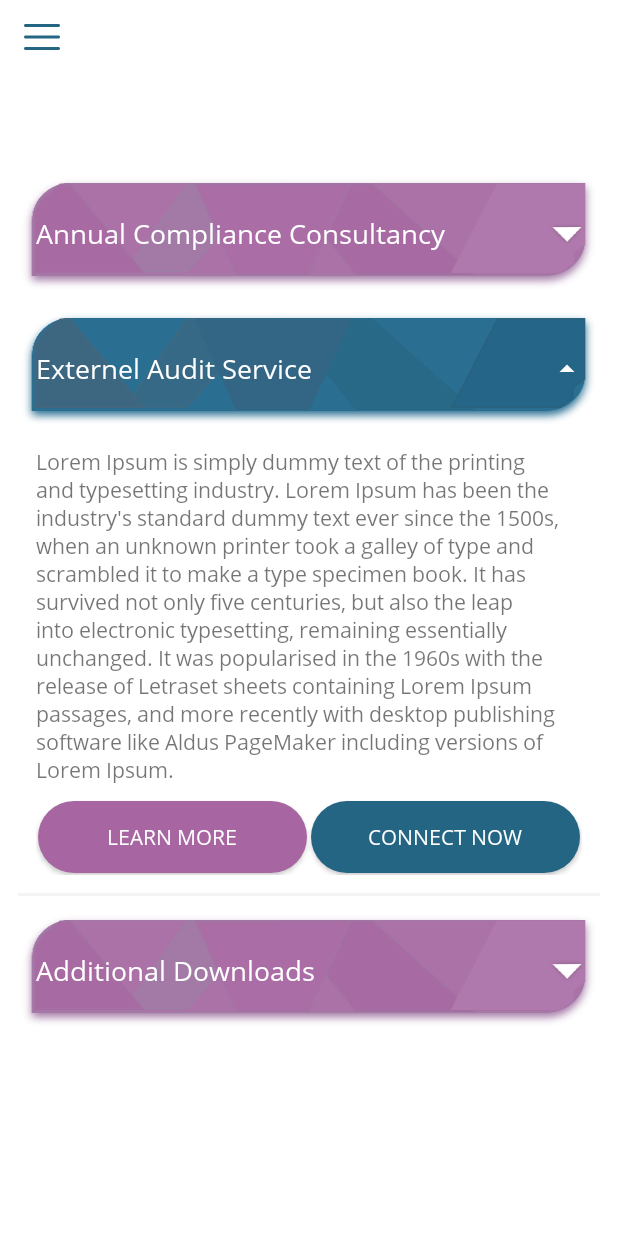
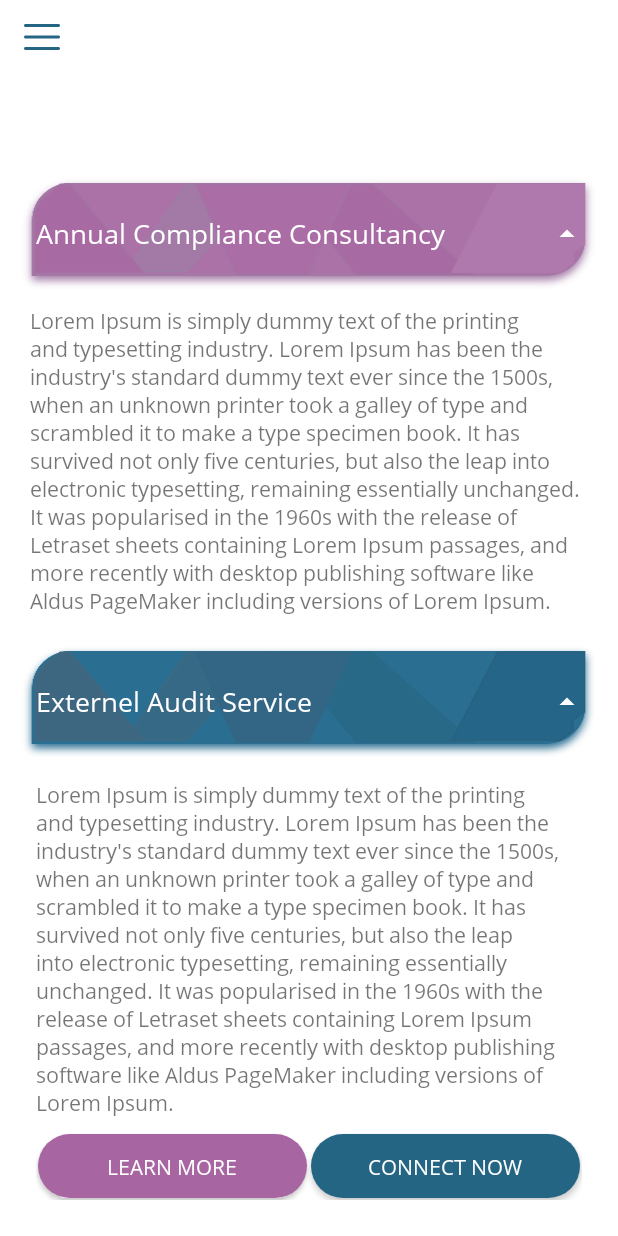
Before and after one commit to raza11409652/right_to_rise, an Android app: the fragment Consultancy placed in its activity, after a tap on "Externel Audit Service", on a phone screen of 412 x 824 dp. Run offline under Robolectric (Android 15) with nearby library versions, the phone set to English and light mode, and no system bars; 1 other tap on this screen came first.

Commit message:
consulting card listner

```diff
--- a/app/src/main/java/com/droidtech/ridetorise/fragment/Consultancy.java
+++ b/app/src/main/java/com/droidtech/ridetorise/fragment/Consultancy.java
@@ -20,10 +20,10 @@ import com.droidtech.ridetorise.R;
  * A simple {@link Fragment} subclass.
  */
 public class Consultancy extends Fragment {
-    RelativeLayout header;
-    LinearLayout descLayout;
+    RelativeLayout header, headerAnnual, headerAdditionalDownload;
+    LinearLayout descLayout, descAnnual, descAdditionalDownload;
     TextView descText;
-    ImageView arrowUp;
+    ImageView arrowUp, arrowAnnual, arrowAdditionalDownload;
 
     public Consultancy() {
         // Required empty public constructor
@@ -44,10 +44,37 @@ public class Consultancy extends Fragment {
         descLayout = view.findViewById(R.id.desc_layout);
         descText = view.findViewById(R.id.desc_text);
         arrowUp = view.findViewById(R.id.arrow_btn);
+
+        /**
+         *
+         */
+        headerAnnual = view.findViewById(R.id.header_annual_consultancy);
+        arrowAnnual = view.findViewById(R.id.arrow_annual_consultancy);
+        descAnnual = view.findViewById(R.id.desc_annual_consultancy);
+
+
+        headerAdditionalDownload = view.findViewById(R.id.additional_download_header);
+        descAdditionalDownload = view.findViewById(R.id.additional_download_desc);
+        arrowAdditionalDownload = view.findViewById(R.id.additional_download_arrow);
+
+
         header.setOnClickListener(new View.OnClickListener() {
             @Override
             public void onClick(View v) {
                 expandeOrCollapse(descLayout, descText, arrowUp);
+            }
+        });
+
+        headerAnnual.setOnClickListener(new View.OnClickListener() {
+            @Override
+            public void onClick(View v) {
+                expandeOrCollapse(descAnnual, descText, arrowAnnual);
+            }
+        });
+        headerAdditionalDownload.setOnClickListener(new View.OnClickListener() {
+            @Override
+            public void onClick(View v) {
+                expandeOrCollapse(descAdditionalDownload, descText, arrowAdditionalDownload);
             }
         });
     }
--- a/app/src/main/res/layout/fragment_consultancy.xml
+++ b/app/src/main/res/layout/fragment_consultancy.xml
@@ -19,7 +19,7 @@
             android:orientation="vertical">
 
             <RelativeLayout
-                android:id="@+id/header_goverment_download"
+                android:id="@+id/header_annual_consultancy"
                 android:layout_width="match_parent"
                 android:layout_height="wrap_content"
                 android:background="@drawable/round_pink_shadow">
@@ -34,7 +34,7 @@
                     android:textSize="@dimen/size_18"></TextView>
 
                 <ImageView
-                    android:id="@+id/arrow_image_goverment"
+                    android:id="@+id/arrow_annual_consultancy"
                     android:layout_width="@dimen/size_24"
                     android:layout_height="@dimen/size_24"
                     android:layout_alignParentEnd="true"
@@ -43,14 +43,19 @@
                     android:src="@drawable/rkt_arrow_down_icon" />
             </RelativeLayout>
 
-            <TextView
-                android:id="@+id/goverment_desc"
+            <LinearLayout
+                android:id="@+id/desc_annual_consultancy"
                 android:layout_width="match_parent"
                 android:layout_height="wrap_content"
-                android:layout_marginLeft="@dimen/padding_12"
-                android:layout_marginRight="@dimen/padding_12"
-                android:text="@string/description"
-                android:visibility="gone"></TextView>
+                android:orientation="vertical"
+                android:padding="@dimen/padding_8"
+                android:visibility="gone">
+
+                <TextView
+                    android:layout_width="match_parent"
+                    android:layout_height="wrap_content"
+                    android:text="@string/dummy_text"></TextView>
+            </LinearLayout>
         </LinearLayout>
 
         <LinearLayout
@@ -83,48 +88,54 @@
                     android:layout_marginRight="@dimen/size_10"
                     android:src="@drawable/rkt_arrow_down_icon" />
             </RelativeLayout>
+
             <LinearLayout
-                android:visibility="gone"
                 android:id="@+id/desc_layout"
+                android:layout_width="match_parent"
+                android:layout_height="wrap_content"
                 android:orientation="vertical"
                 android:padding="@dimen/size_12"
-                android:layout_width="match_parent"
-                android:layout_height="wrap_content">
+                android:visibility="gone">
+
                 <TextView
                     android:id="@+id/desc_text"
-                    android:text="@string/dummy_text"
                     android:layout_width="match_parent"
-                    android:layout_height="wrap_content"></TextView>
+                    android:layout_height="wrap_content"
+                    android:text="@string/dummy_text"></TextView>
+
                 <LinearLayout
+                    android:layout_width="match_parent"
+                    android:layout_height="wrap_content"
                     android:layout_marginTop="@dimen/size_10"
-                    android:weightSum="2"
-                    android:layout_width="match_parent"
-                    android:layout_height="wrap_content">
+                    android:weightSum="2">
+
                     <Button
+                        android:layout_width="0sp"
+                        android:layout_height="wrap_content"
                         android:layout_margin="@dimen/size_1"
-                        android:textColor="@color/colorPrimaryDark"
+                        android:layout_weight="1"
+                        android:background="@drawable/background_btn_pink"
                         android:text="LEARN MORE"
-                        android:background="@drawable/background_btn_pink"
+                        android:textColor="@color/colorPrimaryDark"></Button>
+
+                    <Button
+                        android:layout_width="0sp"
+                        android:layout_height="wrap_content"
+                        android:layout_margin="@dimen/size_1"
                         android:layout_weight="1"
-                        android:layout_width="0sp"
-                        android:layout_height="wrap_content"></Button>
-                    <Button
-                        android:layout_margin="@dimen/size_1"
-                        android:textColor="@color/colorPrimaryDark"
+                        android:background="@drawable/bacgroubd_btn_blue"
                         android:text="connect now"
-                        android:background="@drawable/bacgroubd_btn_blue"
-                        android:layout_weight="1"
-                        android:layout_width="0sp"
-                        android:layout_height="wrap_content"></Button>
+                        android:textColor="@color/colorPrimaryDark"></Button>
                 </LinearLayout>
             </LinearLayout>
 
         </LinearLayout>
 
         <View
-            android:background="@color/grey_back"
             android:layout_width="match_parent"
-            android:layout_height="2sp"></View>
+            android:layout_height="2sp"
+            android:background="@color/grey_back"></View>
+
         <LinearLayout
             android:layout_width="match_parent"
             android:layout_height="wrap_content"
@@ -132,6 +143,7 @@
             android:orientation="vertical">
 
             <RelativeLayout
+                android:id="@+id/additional_download_header"
                 android:layout_width="match_parent"
                 android:layout_height="wrap_content"
                 android:background="@drawable/round_pink_shadow">
@@ -146,6 +158,7 @@
                     android:textSize="@dimen/size_18"></TextView>
 
                 <ImageView
+                    android:id="@+id/additional_download_arrow"
                     android:layout_width="@dimen/size_24"
                     android:layout_height="@dimen/size_24"
                     android:layout_alignParentEnd="true"
@@ -155,16 +168,21 @@
             </RelativeLayout>
 
 
-
-            <TextView
+            <LinearLayout
+                android:id="@+id/additional_download_desc"
                 android:layout_width="match_parent"
                 android:layout_height="wrap_content"
-                android:text="@string/description"
-                android:visibility="gone"></TextView>
+                android:orientation="vertical"
+                android:padding="@dimen/padding_8"
+                android:visibility="gone">
+
+                <TextView
+                    android:layout_width="match_parent"
+                    android:layout_height="wrap_content"
+                    android:text="@string/dummy_text"></TextView>
+            </LinearLayout>
 
         </LinearLayout>
-
-
 
 
     </LinearLayout>
```
